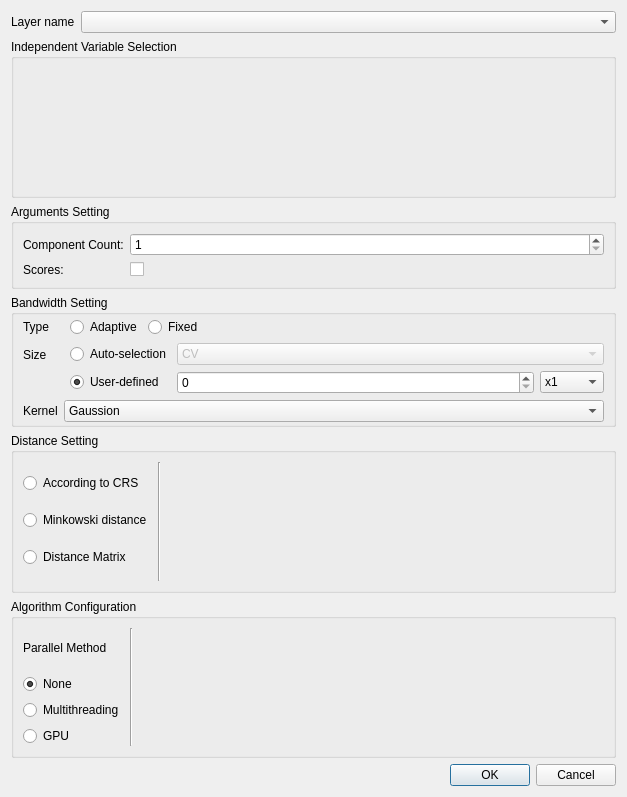
Before: the Qt Designer form gwmgwpcaoptionsdialog.ui in GWmodel-Lab/GWmodelS, drawn with Qt 5.
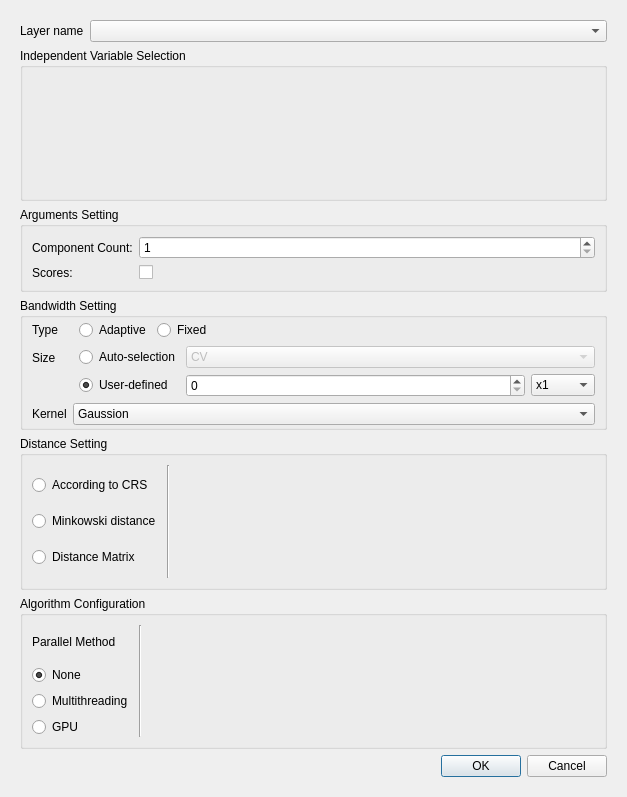
After: the same form once the commit is applied. Custom widgets are drawn as their Qt base class.

```diff
--- a/gwmgwpcaoptionsdialog.ui
+++ b/gwmgwpcaoptionsdialog.ui
@@ -13,7 +13,25 @@
   <property name="windowTitle">
    <string>GWR Configure</string>
   </property>
-  <layout class="QVBoxLayout" name="verticalLayout_3" stretch="0,0,0,0,0,0,0">
+  <layout class="QVBoxLayout" name="verticalLayout_3" stretch="0">
+   <item>
+    <widget class="QScrollArea" name="scrollArea">
+     <property name="frameShape">
+      <enum>QFrame::NoFrame</enum>
+     </property>
+     <property name="widgetResizable">
+      <bool>true</bool>
+     </property>
+     <widget class="QWidget" name="scrollAreaWidgetContents_2">
+      <property name="geometry">
+       <rect>
+        <x>0</x>
+        <y>0</y>
+        <width>605</width>
+        <height>775</height>
+       </rect>
+      </property>
+      <layout class="QVBoxLayout" name="verticalLayout_6">
    <item>
     <layout class="QFormLayout" name="formLayout_6">
      <item row="0" column="0">
@@ -742,6 +760,10 @@
       </widget>
      </item>
     </layout>
+       </item>
+      </layout>
+     </widget>
+    </widget>
    </item>
   </layout>
  </widget>
```
Lines whose indentation alone changed are shown as unchanged.
